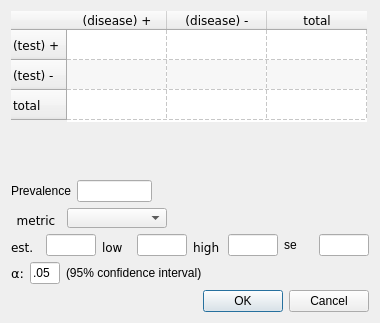
Above: diagnostic_data_form.ui from bwallace/OpenMeta-analyst- before the change. Below: the same form after it.
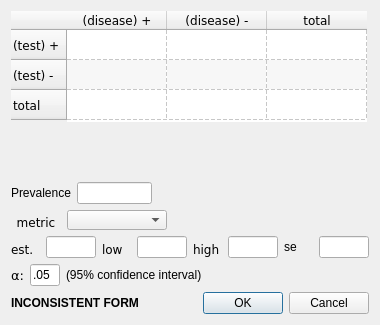
That is the form after the change. Icons and pictures are not drawn.

Commit message: consistency checking in diagnostic data form

What changed in the file:
```diff
--- a/diagnostic_data_form.ui
+++ b/diagnostic_data_form.ui
@@ -7,7 +7,7 @@
     <x>0</x>
     <y>0</y>
     <width>380</width>
-    <height>323</height>
+    <height>325</height>
    </rect>
   </property>
   <property name="windowTitle">
@@ -413,6 +413,34 @@
     </layout>
    </item>
    <item>
+    <layout class="QHBoxLayout" name="horizontalLayout_4">
+     <item>
+      <widget class="QLabel" name="inconsistencyLabel">
+       <property name="font">
+        <font>
+         <weight>75</weight>
+         <bold>true</bold>
+        </font>
+       </property>
+       <property name="text">
+        <string>INCONSISTENT FORM</string>
+       </property>
+      </widget>
+     </item>
+     <item>
+      <spacer name="horizontalSpacer_4">
+       <property name="orientation">
+        <enum>Qt::Horizontal</enum>
+       </property>
+       <property name="sizeHint" stdset="0">
+        <size>
+         <width>40</width>
+         <height>20</height>
+        </size>
+       </property>
+      </spacer>
+     </item>
+     <item>
     <widget class="QDialogButtonBox" name="buttonBox">
      <property name="orientation">
       <enum>Qt::Horizontal</enum>
@@ -421,6 +449,8 @@
       <set>QDialogButtonBox::Cancel|QDialogButtonBox::Ok</set>
      </property>
     </widget>
+     </item>
+    </layout>
    </item>
   </layout>
  </widget>
```
Lines whose indentation alone changed are shown as unchanged. The commit also changes 3 other files.
